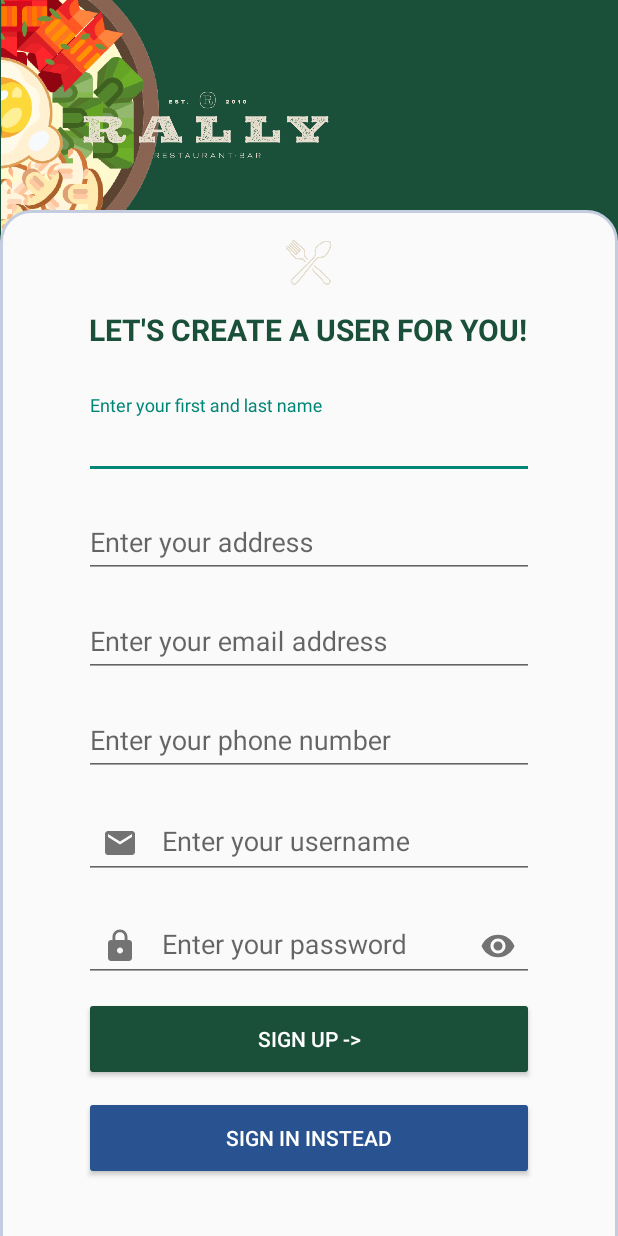
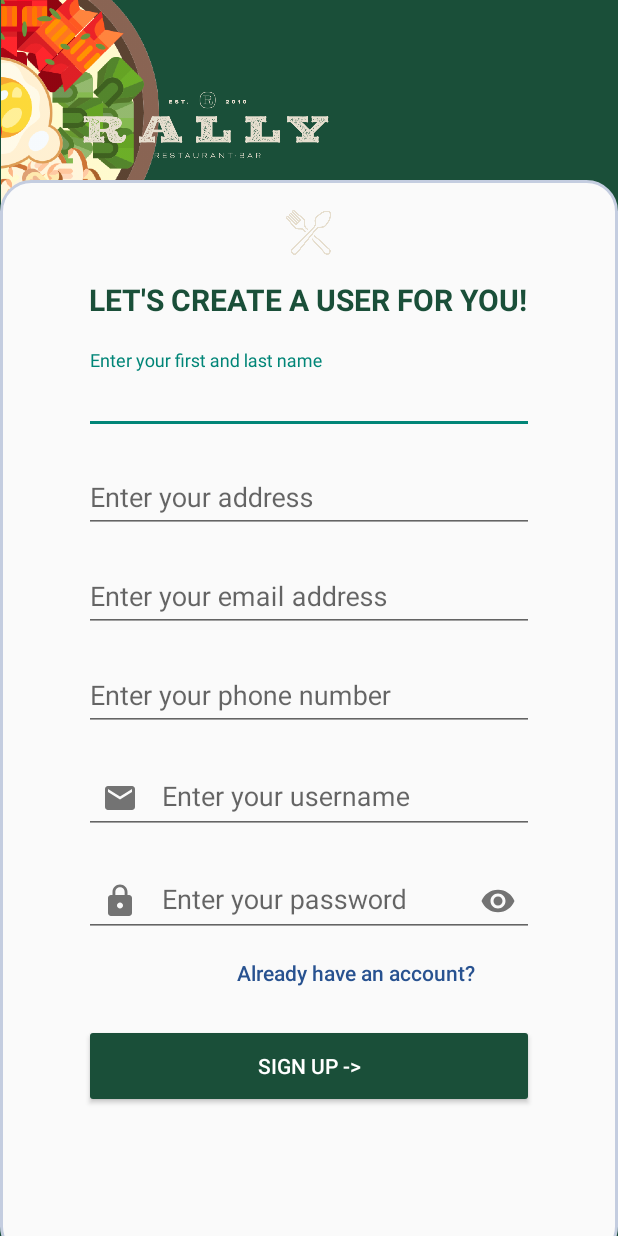
Before and after one commit to adry9204/RallyApp, an Android app: the SingUpActivity screen opened directly, with no data from a screen before it, on a phone screen of 412 x 824 dp. Run offline under Robolectric (Android 15) with nearby library versions, the phone set to English and light mode, and no system bars.

Commit message:
Sign up layout and navigation completed

```diff
--- a/app/src/main/java/com/example/rallyapp/SingUpActivity.kt
+++ b/app/src/main/java/com/example/rallyapp/SingUpActivity.kt
@@ -1,11 +1,30 @@
 package com.example.rallyapp
 
+import android.content.Intent
 import androidx.appcompat.app.AppCompatActivity
 import android.os.Bundle
+import com.example.rallyapp.databinding.ActivityMainBinding
+import com.example.rallyapp.databinding.ActivitySingUpBinding
 
 class SingUpActivity : AppCompatActivity() {
+
+    private lateinit var binding: ActivitySingUpBinding
+
+
     override fun onCreate(savedInstanceState: Bundle?) {
         super.onCreate(savedInstanceState)
         setContentView(R.layout.activity_sing_up)
+        binding = ActivitySingUpBinding.inflate(layoutInflater)
+        setContentView(binding.root)
+
+        binding.createUserButton.setOnClickListener(){
+            var intent = Intent(this, HomeActivity::class.java)
+            startActivity(intent)
+        }
+
+        binding.backToLoginButton.setOnClickListener(){
+            var intent = Intent(this, MainActivity::class.java)
+            startActivity(intent)
+        }
     }
 }
--- a/app/src/main/res/layout/activity_sing_up.xml
+++ b/app/src/main/res/layout/activity_sing_up.xml
@@ -26,7 +26,7 @@
         app:layout_constraintTop_toBottomOf="@+id/top_logo"
         app:layout_constraintStart_toStartOf="parent"
         android:gravity="center"
-        android:layout_marginTop="-40dp"
+        android:layout_marginTop="-60dp"
         android:paddingTop="20dp"
         android:paddingBottom="100dp"
         android:background="@drawable/round_shape">
@@ -48,7 +48,7 @@
             android:id="@+id/user_name"
             android:layout_width="300dp"
             android:layout_height="wrap_content"
-            android:layout_marginTop="30dp"
+            android:layout_marginTop="20dp"
             android:hint="Enter your first and last name"
             >
             <com.google.android.material.textfield.TextInputEditText
@@ -143,24 +143,25 @@
                 />
         </com.google.android.material.textfield.TextInputLayout>
 
-
+        <Button
+            android:layout_width="wrap_content"
+            android:layout_height="wrap_content"
+            android:id="@+id/back_to_login_button"
+            android:text="                   Already have an account?"
+            android:textStyle="normal"
+            android:textAllCaps="false"
+            android:background="@android:color/transparent"
+            android:textColor="@color/blue"
+            />
         <Button
             android:layout_width="300dp"
             android:layout_height="56dp"
-            android:id="@+id/login_button"
+            android:id="@+id/create_user_button"
             android:layout_marginTop="10dp"
             android:text="Sign Up ->"
             android:backgroundTint="@color/green"
             android:textColor="@color/white"/>
-        <Button
-            android:layout_width="300dp"
-            android:layout_height="56dp"
-            android:id="@+id/signup_button"
-            android:layout_marginTop="10dp"
-            android:text="Sign In instead"
-            android:backgroundTint="@color/blue"
-            android:textColor="@color/white"
-            />
+
 
 
     </LinearLayout>
```
